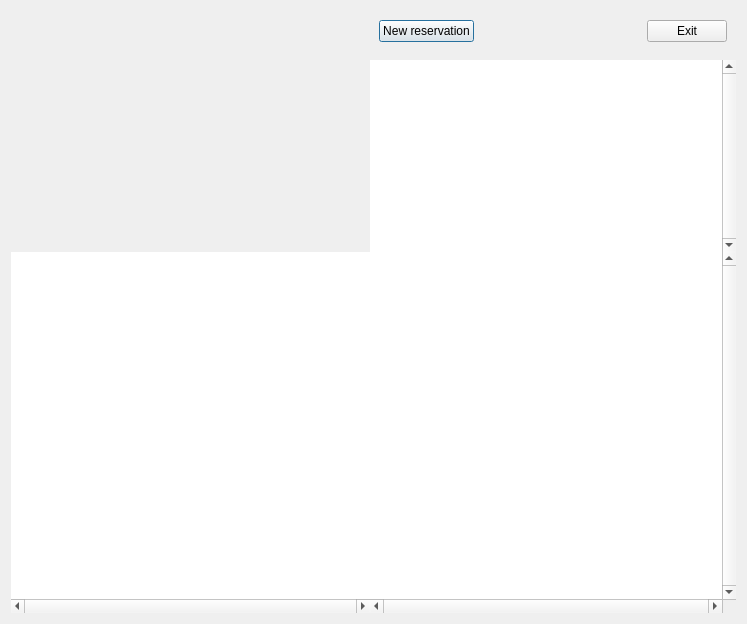
Qt form Waiter/dlgreservation.ui (End1-1/Cafe5) before a commit.
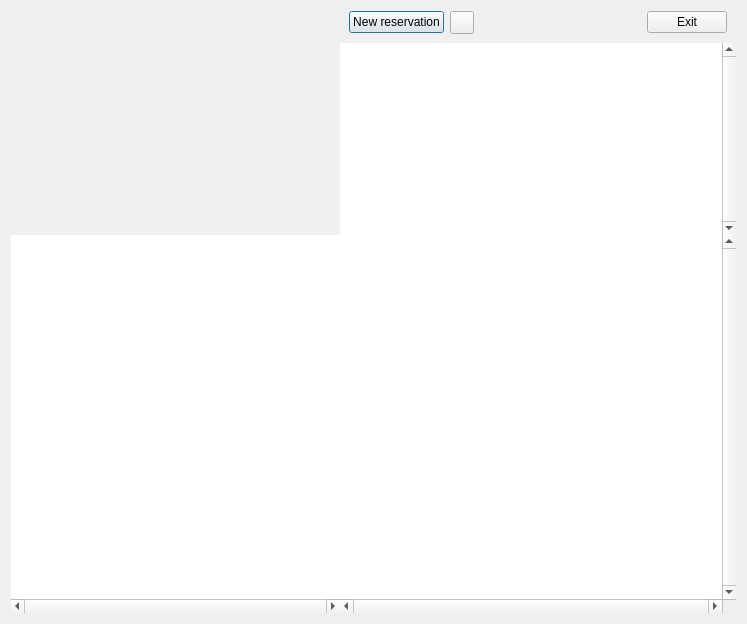
The same form after that commit. Icons and pictures are not drawn.

The edit to the form file:
```diff
--- a/Waiter/dlgreservation.ui
+++ b/Waiter/dlgreservation.ui
@@ -35,6 +35,12 @@
       <item>
        <widget class="QWidget" name="wtopbtn" native="true">
         <layout class="QHBoxLayout" name="horizontalLayout_2">
+         <property name="topMargin">
+          <number>0</number>
+         </property>
+         <property name="bottomMargin">
+          <number>0</number>
+         </property>
          <item>
           <widget class="QPushButton" name="btnCreateReservation">
            <property name="text">
@@ -46,6 +52,24 @@
            </property>
           </widget>
          </item>
+         <item>
+          <widget class="QToolButton" name="btnClearFilter">
+           <property name="text">
+            <string/>
+           </property>
+           <property name="icon">
+            <iconset resource="../resources/res.qrc">
+             <normaloff>:/filter_clear.png</normaloff>:/filter_clear.png</iconset>
+           </property>
+          </widget>
+         </item>
+         <item>
+          <layout class="QHBoxLayout" name="halls">
+           <property name="spacing">
+            <number>2</number>
+           </property>
+          </layout>
+         </item>
          <item>
           <spacer name="horizontalSpacer">
            <property name="orientation">
```
